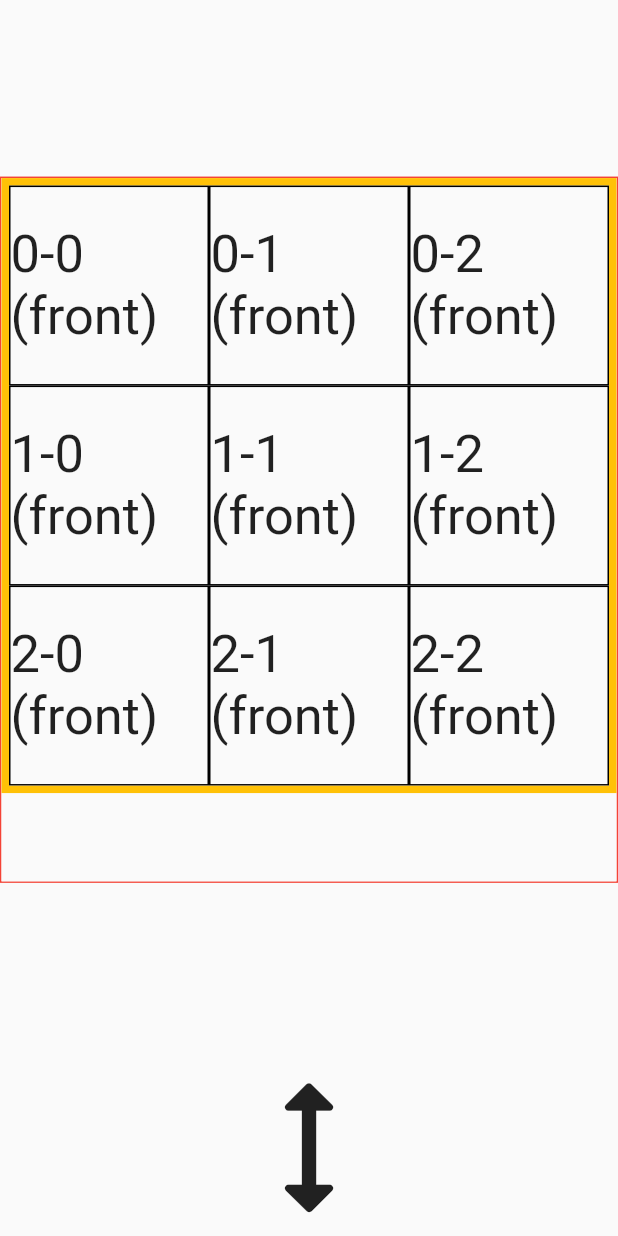
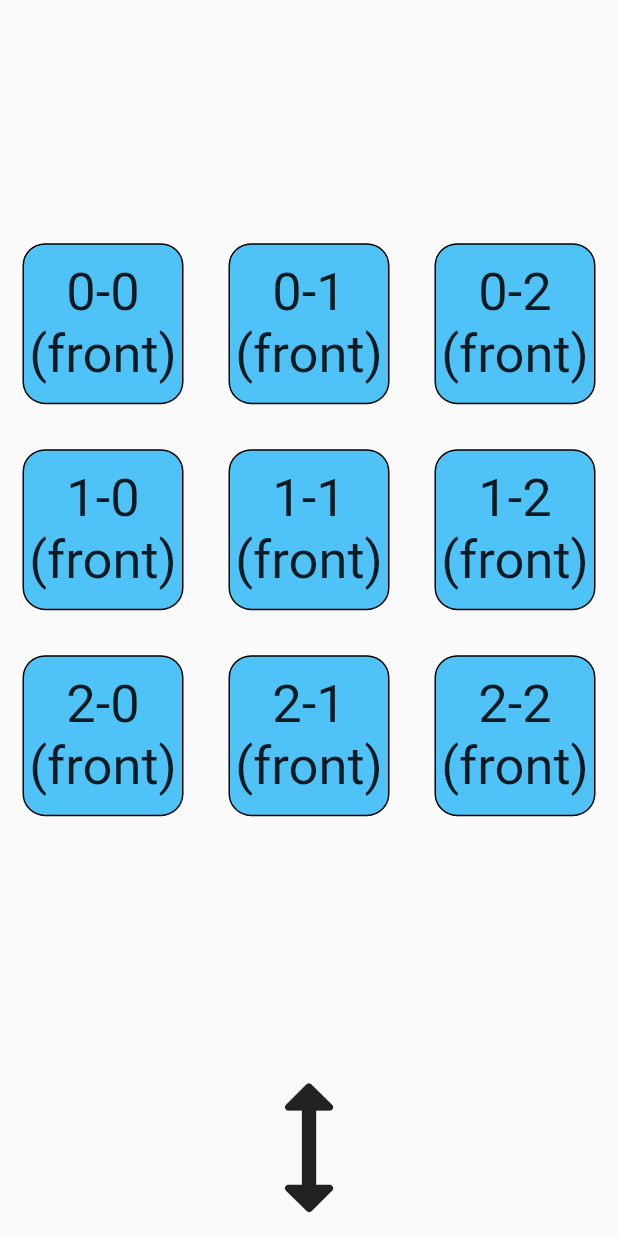
Before and after one commit to Dustlayer/flutter_hack, a Flutter app: the PlaySingleplayerScreen screen opened by its route, on a phone screen of 412 x 824 dp. Run offline on Flutter 3.47's test engine with Material 2 defaults, Android fonts, the phone set to English and light mode, and no system bars; our stand-ins replace beamer.

```diff
--- a/lib/screens/play_singleplayer.dart
+++ b/lib/screens/play_singleplayer.dart
@@ -56,12 +56,9 @@ class _PlaySingleplayerScreenState extends State<PlaySingleplayerScreen>
           const Spacer(flex: 1),
           // Expanded(flex: 4, child: CubeWidget(cube)),
           Expanded(
-              flex: 4,
-              child: Container(
-                  alignment: Alignment.center,
-                  decoration:
-                      BoxDecoration(border: Border.all(color: Colors.red)),
-                  child: TestStack(cube: cube))),
+            flex: 4,
+            child: TestStack(cube: cube),
+          ),
           const Spacer(flex: 1),
           Expanded(
             flex: 1,
@@ -196,12 +193,7 @@ class _TestStackState extends State<TestStack> with TickerProviderStateMixin {
     CubeActionCall? currentAction =
         actionQueue.isNotEmpty ? actionQueue[0] : null;
     Widget returnWidget = Scaffold(
-      body: Container(
-        decoration: BoxDecoration(
-            border: Border.all(
-          color: Colors.amber,
-          width: 5,
-        )),
+      body: Center(
         child: AspectRatio(
           aspectRatio: 1,
           child: LayoutBuilder(
@@ -246,12 +238,11 @@ class _TestStackState extends State<TestStack> with TickerProviderStateMixin {
                         parent: _controller,
                         curve: Curves.easeInOutQuart,
                       )),
-                      child: TestCubeTile(block,
-                          onScroll: (double direction) =>
-                              _handleScroll(direction, indexRow, indexColumn)),
+                      child: TestCubeTile(block),
                     );
                   },
-                )..addAll(
+                )
+                  ..addAll(
                     List.generate(
                       2 * cubeWidth + 2 * cubeWidth,
                       (index) {
@@ -311,13 +302,32 @@ class _TestStackState extends State<TestStack> with TickerProviderStateMixin {
                             parent: _controller,
                             curve: Curves.easeInOutQuart,
                           )),
-                          child: TestCubeTile(block,
-                              onScroll: (double direction) => _handleScroll(
-                                  direction, indexRow, indexColumn)),
+                          child: TestCubeTile(block),
                         );
                       },
                     ),
-                  ),
+                  )
+                  ..addAll(List.generate(cubeHeight * cubeWidth, (index) {
+                    // add (Scroll-)Listeners to render over all tiles
+                    final int indexRow = index ~/ cubeWidth;
+                    final int indexColumn = index % cubeWidth;
+                    return Positioned(
+                      left: indexColumn * width1_x,
+                      top: indexRow * height1_x,
+                      right: (cubeWidth - 1 - indexColumn) * width1_x,
+                      bottom: (cubeHeight - 1 - indexRow) * height1_x,
+                      child: Listener(
+                        onPointerSignal: (pointerSignal) {
+                          if (pointerSignal is PointerScrollEvent) {
+                            _handleScroll(pointerSignal.scrollDelta.direction,
+                                indexRow, indexColumn);
+                          }
+                        },
+                        // transparent child is needed for scroll to be detected
+                        child: Container(color: Colors.transparent),
+                      ),
+                    );
+                  })),
               );
             },
           ),
@@ -333,27 +343,25 @@ class _TestStackState extends State<TestStack> with TickerProviderStateMixin {
 }
 
 class TestCubeTile extends StatelessWidget {
-  final Function(double scrollDirection) onScroll;
   final Block _block;
 
-  const TestCubeTile(this._block, {Key? key, required this.onScroll})
-      : super(key: key);
+  const TestCubeTile(this._block, {Key? key}) : super(key: key);
 
   @override
   Widget build(BuildContext context) {
-    return Listener(
-      onPointerSignal: (pointerSignal) {
-        if (pointerSignal is PointerScrollEvent) {
-          onScroll(pointerSignal.scrollDelta.direction);
-        }
-      },
+    return Padding(
+      padding: const EdgeInsets.all(15),
       child: Container(
-        decoration: BoxDecoration(border: Border.all()),
-        child: Center(
-          child: Text(
-            _block.id,
-            style: const TextStyle(fontSize: 35),
-          ),
+        decoration: BoxDecoration(
+          border: Border.all(),
+          borderRadius: BorderRadius.circular(15),
+          color: Colors.lightBlue.shade300,
+        ),
+        alignment: Alignment.center,
+        child: Text(
+          _block.id,
+          textAlign: TextAlign.center,
+          style: const TextStyle(fontSize: 35),
         ),
       ),
     );
```
